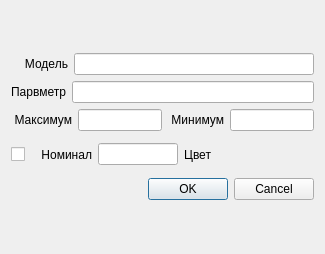
This is System/Source/Trends/trendvarprop.ui in valresh/Platform as Qt 5 draws it before an edit. The edited form follows.
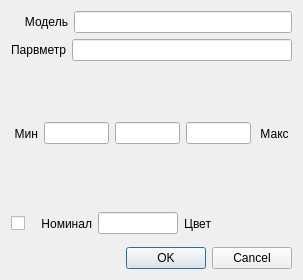
This is the edited form. Custom widgets are drawn as their Qt base class.

What changed in the file:
```diff
--- a/System/Source/Trends/trendvarprop.ui
+++ b/System/Source/Trends/trendvarprop.ui
@@ -9,8 +9,8 @@
    <rect>
     <x>0</x>
     <y>0</y>
-    <width>325</width>
-    <height>254</height>
+    <width>303</width>
+    <height>280</height>
    </rect>
   </property>
   <property name="windowTitle">
@@ -38,7 +38,11 @@
         </widget>
        </item>
        <item>
-        <widget class="QLineEdit" name="Object"/>
+        <widget class="QLineEdit" name="Object">
+         <property name="readOnly">
+          <bool>true</bool>
+         </property>
+        </widget>
        </item>
       </layout>
      </item>
@@ -55,35 +59,22 @@
         </widget>
        </item>
        <item>
-        <widget class="QLineEdit" name="Param"/>
+        <widget class="QLineEdit" name="Param">
+         <property name="readOnly">
+          <bool>true</bool>
+         </property>
+        </widget>
        </item>
       </layout>
      </item>
      <item>
       <layout class="QHBoxLayout" name="horizontalLayout_5">
-       <item>
-        <layout class="QHBoxLayout" name="horizontalLayout_3">
-         <item>
-          <widget class="QLabel" name="label_3">
-           <property name="text">
-            <string> Максимум</string>
-           </property>
-           <property name="alignment">
-            <set>Qt::AlignmentFlag::AlignRight|Qt::AlignmentFlag::AlignTrailing|Qt::AlignmentFlag::AlignVCenter</set>
-           </property>
-          </widget>
-         </item>
-         <item>
-          <widget class="QLineEdit" name="Max"/>
-         </item>
-        </layout>
-       </item>
        <item>
         <layout class="QHBoxLayout" name="horizontalLayout_4">
          <item>
           <widget class="QLabel" name="label_4">
            <property name="text">
-            <string> Минимум</string>
+            <string> Мин</string>
            </property>
            <property name="alignment">
             <set>Qt::AlignmentFlag::AlignRight|Qt::AlignmentFlag::AlignTrailing|Qt::AlignmentFlag::AlignVCenter</set>
@@ -95,6 +86,30 @@
          </item>
         </layout>
        </item>
+       <item>
+        <widget class="QLineEdit" name="Current">
+         <property name="readOnly">
+          <bool>true</bool>
+         </property>
+        </widget>
+       </item>
+       <item>
+        <layout class="QHBoxLayout" name="horizontalLayout_3">
+         <item>
+          <widget class="QLineEdit" name="Max"/>
+         </item>
+         <item>
+          <widget class="QLabel" name="label_3">
+           <property name="text">
+            <string> Макс </string>
+           </property>
+           <property name="alignment">
+            <set>Qt::AlignmentFlag::AlignRight|Qt::AlignmentFlag::AlignTrailing|Qt::AlignmentFlag::AlignVCenter</set>
+           </property>
+          </widget>
+         </item>
+        </layout>
+       </item>
       </layout>
      </item>
      <item>
@@ -189,6 +204,14 @@
    </item>
   </layout>
  </widget>
+ <customwidgets>
+  <customwidget>
+   <class>DialColor</class>
+   <extends>QWidget</extends>
+   <header>dialcolor.h</header>
+   <container>1</container>
+  </customwidget>
+ </customwidgets>
  <resources/>
  <connections>
   <connection>
```
Left out of the diff: 2 changed lines with no effect on the pictures.
